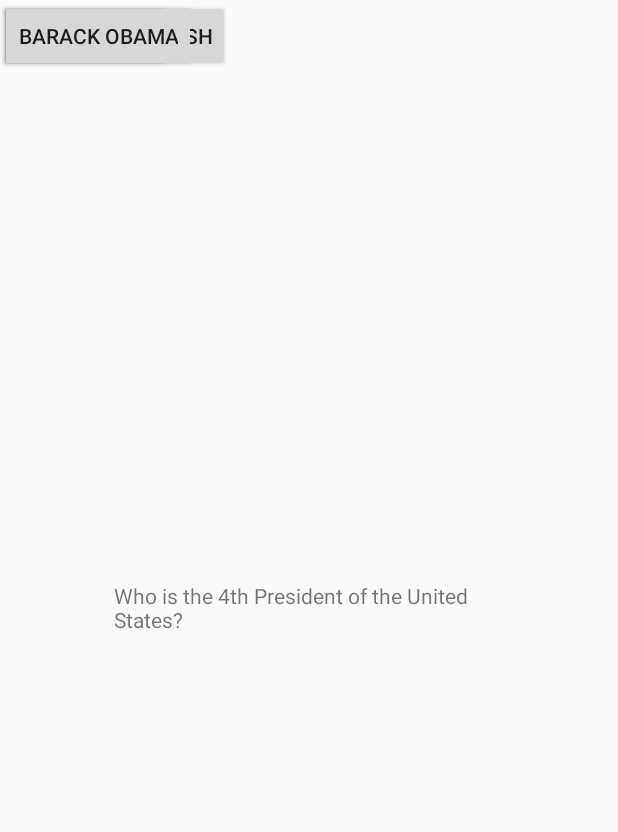
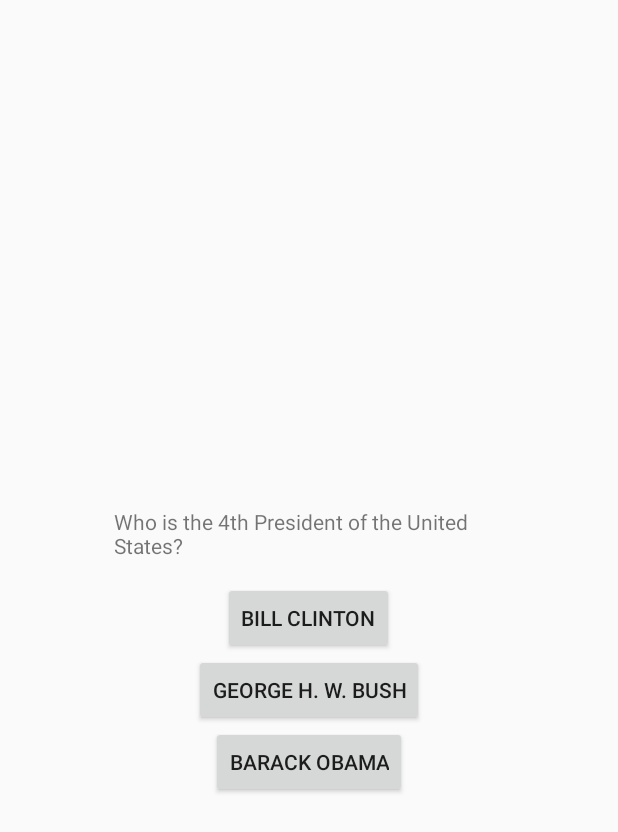
Before and after one commit to AlynMing/flashcard-1, an Android app: the layout activity_main.xml on its own in the app's theme, with its tools: preview values and no code run, on a phone screen of 412 x 824 dp. Shown: the top 832 px of the screen. Run offline under Robolectric (Android 15) with nearby library versions, the phone set to English and light mode, and no system bars.

Commit message:
Fix some errors

```diff
--- a/app/src/main/AndroidManifest.xml
+++ b/app/src/main/AndroidManifest.xml
@@ -5,7 +5,7 @@
     <application
         android:allowBackup="true"
         android:icon="@mipmap/ic_launcher"
-        android:label="@string/app_name"
+        android:label="@string/flashcard"
         android:roundIcon="@mipmap/ic_launcher_round"
         android:supportsRtl="true"
         android:theme="@style/AppTheme">
--- a/app/src/main/res/layout/activity_main.xml
+++ b/app/src/main/res/layout/activity_main.xml
@@ -1,5 +1,5 @@
 <?xml version="1.0" encoding="utf-8"?>
-<androidx.constraintlayout.widget.ConstraintLayout xmlns:android="http://schemas.android.com/apk/res/android"
+<RelativeLayout xmlns:android="http://schemas.android.com/apk/res/android"
     xmlns:app="http://schemas.android.com/apk/res-auto"
     xmlns:tools="http://schemas.android.com/tools"
     android:layout_width="match_parent"
@@ -10,35 +10,32 @@
         android:layout_width="260sp"
         android:layout_height="50sp"
         android:text="Who is the 4th President of the United States?"
-        app:layout_constraintBottom_toBottomOf="parent"
-        app:layout_constraintLeft_toLeftOf="parent"
-        app:layout_constraintRight_toRightOf="parent"
-        app:layout_constraintTop_toTopOf="parent" />
+        android:layout_centerHorizontal="true"
+        android:layout_above="@id/ans1"
+        />
 
     <Button
         android:id="@+id/ans1"
         android:layout_width="wrap_content"
         android:layout_height="wrap_content"
         android:text="Bill Clinton"
-        tools:layout_editor_absoluteX="148dp"
-        tools:layout_editor_absoluteY="416dp" />
+        android:layout_centerVertical="true"
+        android:layout_centerHorizontal="true" />
 
     <Button
         android:id="@+id/ans2"
         android:layout_width="wrap_content"
         android:layout_height="wrap_content"
         android:text="George H. W. Bush"
-        tools:layout_editor_absoluteX="128dp"
-        tools:layout_editor_absoluteY="475dp" />
+        android:layout_below="@id/ans1"
+        android:layout_centerHorizontal="true" />
 
     <Button
         android:id="@+id/ans3"
         android:layout_width="wrap_content"
         android:layout_height="wrap_content"
         android:text="Barack Obama"
-        android:layout_centerVertical="true"
-        android:layout_centralHorizental="true"
-        tools:layout_editor_absoluteX="139dp"
-        tools:layout_editor_absoluteY="540dp" />
+        android:layout_below="@id/ans2"
+        android:layout_centerHorizontal="true"/>
 
-</androidx.constraintlayout.widget.ConstraintLayout>
+</RelativeLayout>
--- a/app/src/main/res/values/colors.xml
+++ b/app/src/main/res/values/colors.xml
@@ -4,4 +4,5 @@
     <color name="colorPrimaryDark">#00574B</color>
     <color name="colorAccent">#ff0d00</color>
     <color name = "wrongAns">#FF0000</color>
+    <color name = "correctAns">#00FF00</color>
 </resources>
```
Also changed, not shown: app/src/main/java/com/example/flashcard/MainActivity.java (+19 -1 lines).
